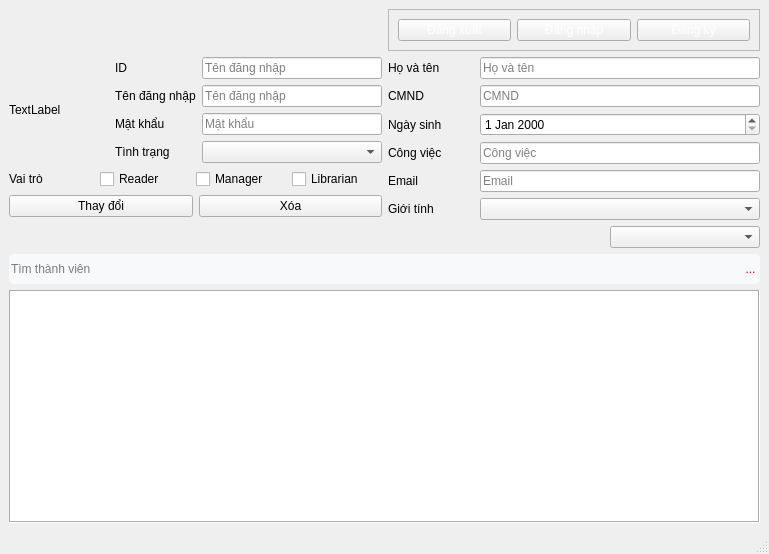
fantasyinferno/libpro, file managergui.ui: the form before one commit.
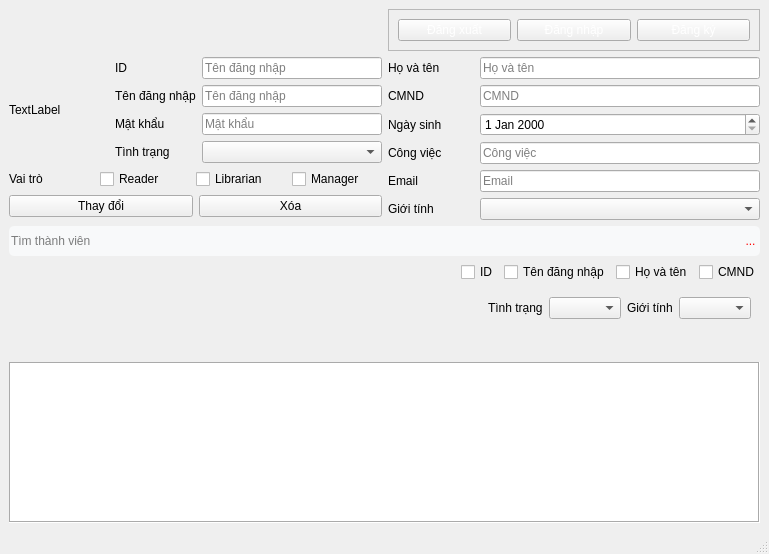
The form after the commit. Icons and pictures are not drawn.

The edit to the form file:
```diff
--- a/managergui.ui
+++ b/managergui.ui
@@ -375,19 +375,6 @@
               </property>
              </widget>
             </item>
-            <item>
-             <widget class="QCheckBox" name="manager">
-              <property name="minimumSize">
-               <size>
-                <width>90</width>
-                <height>0</height>
-               </size>
-              </property>
-              <property name="text">
-               <string>Manager</string>
-              </property>
-             </widget>
-            </item>
             <item>
              <widget class="QCheckBox" name="librarian">
               <property name="minimumSize">
@@ -401,6 +388,19 @@
               </property>
              </widget>
             </item>
+            <item>
+             <widget class="QCheckBox" name="manager">
+              <property name="minimumSize">
+               <size>
+                <width>90</width>
+                <height>0</height>
+               </size>
+              </property>
+              <property name="text">
+               <string>Manager</string>
+              </property>
+             </widget>
+            </item>
            </layout>
           </item>
           <item>
@@ -695,42 +695,6 @@
       </item>
       <item>
        <layout class="QVBoxLayout" name="verticalLayout_2">
-        <item>
-         <layout class="QHBoxLayout" name="horizontalLayout_6">
-          <property name="bottomMargin">
-           <number>0</number>
-          </property>
-          <item>
-           <spacer name="horizontalSpacer">
-            <property name="orientation">
-             <enum>Qt::Horizontal</enum>
-            </property>
-            <property name="sizeHint" stdset="0">
-             <size>
-              <width>40</width>
-              <height>20</height>
-             </size>
-            </property>
-           </spacer>
-          </item>
-          <item>
-           <widget class="QComboBox" name="comboBox">
-            <property name="sizePolicy">
-             <sizepolicy hsizetype="Fixed" vsizetype="Fixed">
-              <horstretch>0</horstretch>
-              <verstretch>0</verstretch>
-             </sizepolicy>
-            </property>
-            <property name="minimumSize">
-             <size>
-              <width>150</width>
-              <height>0</height>
-             </size>
-            </property>
-           </widget>
-          </item>
-         </layout>
-        </item>
         <item>
          <layout class="QHBoxLayout" name="horizontalLayout_8">
           <property name="spacing">
@@ -752,6 +716,9 @@
 background-color: #f8f9fa;
 color: black;</string>
             </property>
+            <property name="text">
+             <string/>
+            </property>
             <property name="placeholderText">
              <string>Tìm thành viên</string>
             </property>
@@ -793,6 +760,118 @@
           </item>
          </layout>
         </item>
+        <item>
+         <layout class="QHBoxLayout" name="horizontalLayout_6">
+          <property name="bottomMargin">
+           <number>0</number>
+          </property>
+          <item>
+           <spacer name="horizontalSpacer">
+            <property name="orientation">
+             <enum>Qt::Horizontal</enum>
+            </property>
+            <property name="sizeHint" stdset="0">
+             <size>
+              <width>40</width>
+              <height>20</height>
+             </size>
+            </property>
+           </spacer>
+          </item>
+          <item>
+           <widget class="QCheckBox" name="f_id">
+            <property name="text">
+             <string>ID</string>
+            </property>
+           </widget>
+          </item>
+          <item>
+           <widget class="QCheckBox" name="f_tendangnhap">
+            <property name="text">
+             <string>Tên đăng nhập</string>
+            </property>
+           </widget>
+          </item>
+          <item>
+           <widget class="QCheckBox" name="f_hovaten">
+            <property name="text">
+             <string>Họ và tên</string>
+            </property>
+           </widget>
+          </item>
+          <item>
+           <widget class="QCheckBox" name="f_cmnd">
+            <property name="text">
+             <string>CMND</string>
+            </property>
+           </widget>
+          </item>
+         </layout>
+        </item>
+        <item>
+         <widget class="QWidget" name="widget" native="true">
+          <layout class="QHBoxLayout" name="horizontalLayout_20">
+           <property name="bottomMargin">
+            <number>1</number>
+           </property>
+           <item>
+            <spacer name="horizontalSpacer_13">
+             <property name="orientation">
+              <enum>Qt::Horizontal</enum>
+             </property>
+             <property name="sizeHint" stdset="0">
+              <size>
+               <width>40</width>
+               <height>20</height>
+              </size>
+             </property>
+            </spacer>
+           </item>
+           <item>
+            <widget class="QLabel" name="label_14">
+             <property name="text">
+              <string>Tình trạng</string>
+             </property>
+            </widget>
+           </item>
+           <item>
+            <widget class="QComboBox" name="combo_tinhtrang"/>
+           </item>
+           <item>
+            <widget class="QLabel" name="label_13">
+             <property name="text">
+              <string>Giới tính</string>
+             </property>
+            </widget>
+           </item>
+           <item>
+            <widget class="QComboBox" name="combo_gioitinh"/>
+           </item>
+          </layout>
+         </widget>
+        </item>
+        <item>
+         <widget class="QWidget" name="widget_2" native="true">
+          <layout class="QHBoxLayout" name="horizontalLayout_21">
+           <property name="bottomMargin">
+            <number>1</number>
+           </property>
+           <item>
+            <spacer name="horizontalSpacer_14">
+             <property name="orientation">
+              <enum>Qt::Horizontal</enum>
+             </property>
+             <property name="sizeHint" stdset="0">
+              <size>
+               <width>40</width>
+               <height>20</height>
+              </size>
+             </property>
+            </spacer>
+           </item>
+          </layout>
+         </widget>
+        </item>
         <item>
          <widget class="QTableView" name="danhSachThanhVien">
           <property name="styleSheet">
```
